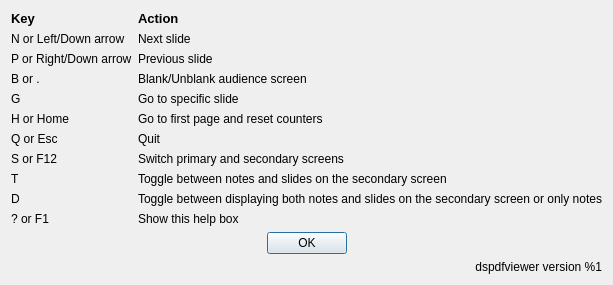
This is keybindings.ui in dannyedel/dspdfviewer as Qt 5 draws it before an edit. The edited form follows.
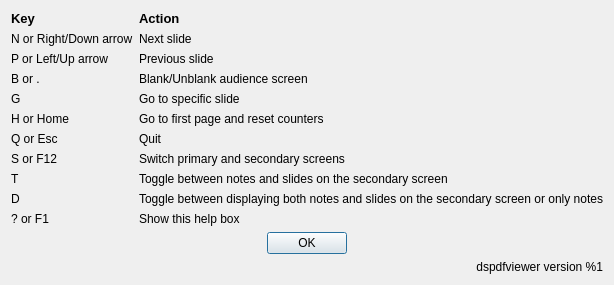
This is the edited form.

Commit message: Correction in Help dialog text

Patch:
```diff
--- a/keybindings.ui
+++ b/keybindings.ui
@@ -63,14 +63,14 @@
      <item row="2" column="0">
       <widget class="QLabel" name="label_3">
        <property name="text">
-        <string>N or Left/Down arrow</string>
+        <string>N or Right/Down arrow</string>
        </property>
       </widget>
      </item>
      <item row="3" column="0">
       <widget class="QLabel" name="label_5">
        <property name="text">
-        <string>P or Right/Down arrow</string>
+        <string>P or Left/Up arrow</string>
        </property>
       </widget>
      </item>
```
The commit also changes 2 other files.
